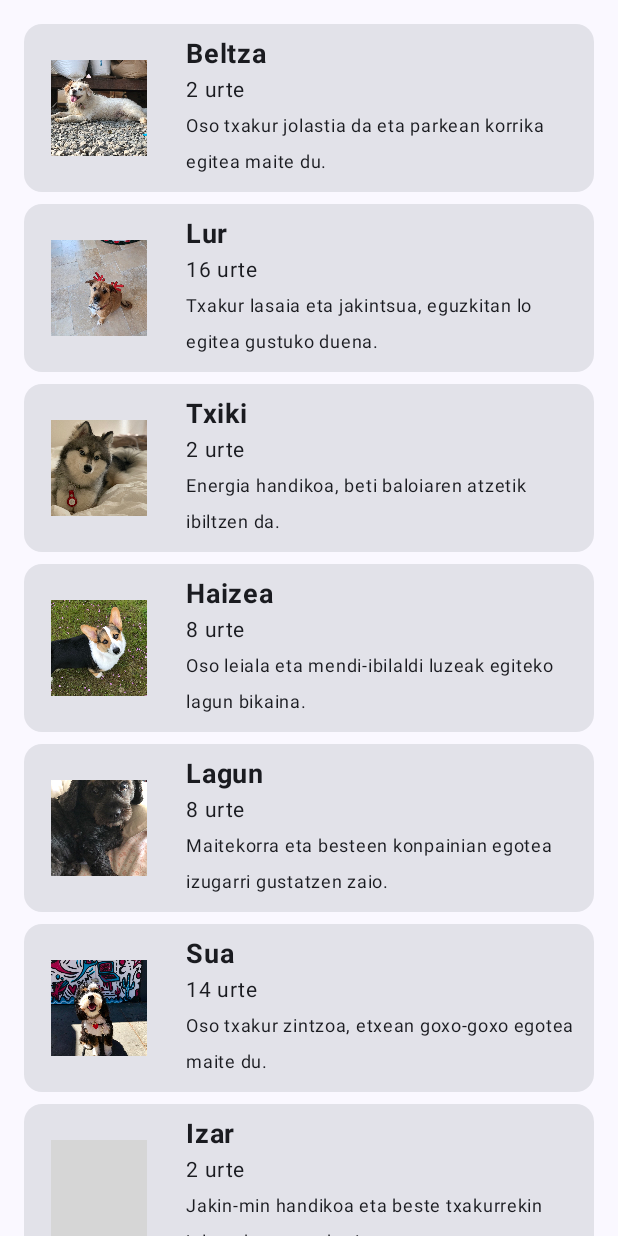
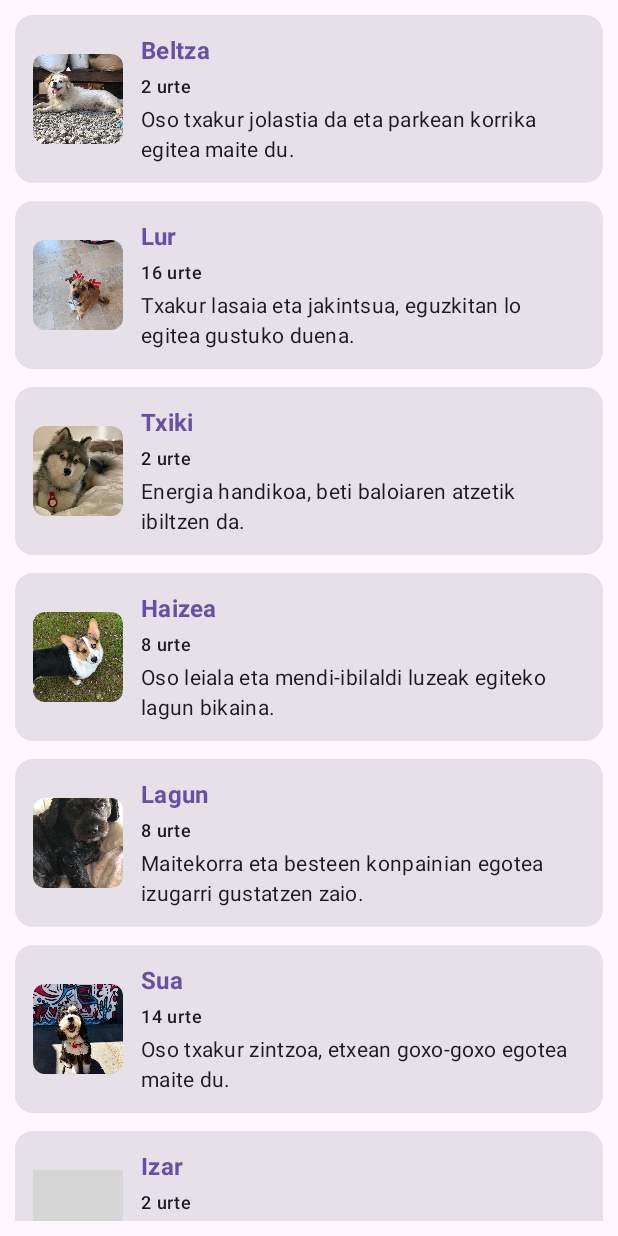
Before and after one commit to BAtutxa/8Ariketa, an Android app built with Jetpack Compose: the screen it shows after launch (MainActivity), on a phone screen of 412 x 824 dp. Run offline under Robolectric (Android 15) with nearby library versions, the phone set to English and light mode, and no system bars; grey boxes are pictures that could not be loaded.

Commit message:
Ariketa8v2-MiguelGarcia

```diff
--- a/app/build.gradle.kts
+++ b/app/build.gradle.kts
@@ -7,7 +7,9 @@ plugins {
 android {
     namespace = "com.example.a8ariketa"
     compileSdk {
-        version = release(37)
+        version = release(37) {
+            minorApiLevel = 1
+        }
     }
 
     defaultConfig {
--- a/app/src/main/assets/txakurrak.json
+++ b/app/src/main/assets/txakurrak.json
@@ -1,54 +1,45 @@
 [
   {
-    "irudia": "beltza",
     "izena": "Beltza",
     "adina": 2,
     "deskribapena": "Oso txakur jolastia da eta parkean korrika egitea maite du."
   },
   {
-    "irudia": "lur",
     "izena": "Lur",
     "adina": 16,
     "deskribapena": "Txakur lasaia eta jakintsua, eguzkitan lo egitea gustuko duena."
   },
   {
-    "irudia": "txiki",
     "izena": "Txiki",
     "adina": 2,
     "deskribapena": "Energia handikoa, beti baloiaren atzetik ibiltzen da."
   },
   {
-    "irudia": "haizea",
     "izena": "Haizea",
     "adina": 8,
     "deskribapena": "Oso leiala eta mendi-ibilaldi luzeak egiteko lagun bikaina."
   },
   {
-    "irudia": "lagun",
     "izena": "Lagun",
     "adina": 8,
     "deskribapena": "Maitekorra eta besteen konpainian egotea izugarri gustatzen zaio."
   },
   {
-    "irudia": "sua",
     "izena": "Sua",
     "adina": 14,
     "deskribapena": "Oso txakur zintzoa, etxean goxo-goxo egotea maite du."
   },
   {
-    "irudia": "izar",
     "izena": "Izar",
     "adina": 2,
     "deskribapena": "Jakin-min handikoa eta beste txakurrekin jolasteko gogoz beti."
   },
   {
-    "irudia": "mendia",
     "izena": "Mendia",
     "adina": 7,
     "deskribapena": "Izaera orekatua du eta igeri egitea asko gustatzen zaio."
   },
   {
-    "irudia": "argia",
     "izena": "Argia",
     "adina": 4,
     "deskribapena": "Azkarra, alaia eta edozein abenturatarako prest dagoena."
--- a/app/src/main/java/com/example/a8ariketa/MainActivity.kt
+++ b/app/src/main/java/com/example/a8ariketa/MainActivity.kt
@@ -1,26 +1,37 @@
 package com.example.a8ariketa
 
-import android.annotation.SuppressLint
 import android.os.Bundle
+import android.util.Log
 import androidx.activity.ComponentActivity
 import androidx.activity.compose.setContent
 import androidx.activity.enableEdgeToEdge
 import androidx.compose.foundation.Image
-import androidx.compose.foundation.layout.*
+import androidx.compose.foundation.layout.Arrangement
+import androidx.compose.foundation.layout.Column
+import androidx.compose.foundation.layout.Row
+import androidx.compose.foundation.layout.Spacer
+import androidx.compose.foundation.layout.fillMaxSize
+import androidx.compose.foundation.layout.fillMaxWidth
+import androidx.compose.foundation.layout.padding
+import androidx.compose.foundation.layout.size
+import androidx.compose.foundation.layout.width
 import androidx.compose.foundation.lazy.LazyColumn
 import androidx.compose.foundation.lazy.items
-import androidx.compose.material3.*
+import androidx.compose.material3.Card
+import androidx.compose.material3.MaterialTheme
+import androidx.compose.material3.Scaffold
+import androidx.compose.material3.Text
 import androidx.compose.runtime.Composable
 import androidx.compose.runtime.remember
 import androidx.compose.ui.Alignment
 import androidx.compose.ui.Modifier
+import androidx.compose.ui.draw.clip
 import androidx.compose.ui.layout.ContentScale
 import androidx.compose.ui.platform.LocalContext
 import androidx.compose.ui.res.painterResource
 import androidx.compose.ui.text.font.FontWeight
 import androidx.compose.ui.tooling.preview.Preview
 import androidx.compose.ui.unit.dp
-import androidx.compose.ui.unit.sp
 import com.example.a8ariketa.models.Datuak
 import com.example.a8ariketa.models.Txakurra
 import com.example.a8ariketa.ui.theme._8AriketaTheme
@@ -43,87 +54,117 @@ class MainActivity : ComponentActivity() {
 
 @Composable
 fun TxakurrakAPP(modifier: Modifier = Modifier) {
+    //le pasamos el contexto actual de la aplicacion Android. para que pueda acceder
+    //a los recursos internos de la app, como la carpeta assets donde esta el JSON
     val context = LocalContext.current
-    val txakurrakList = remember { Datuak(context, "txakurrak.json") }
+    //Usamos remember para guardar la lista ya convertida y que no se pierda
+    //metemos el resultado en la variable "txakurrak"
+    //llamamos a la funcion "datuakKargatu" para leer el archivo "txakurrak.json"
+    val txakurrak = remember { Datuak().datuakKargatu(context, "txakurrak.json") }
 
     LazyColumn(
-        modifier = modifier.fillMaxSize(),
-        contentPadding = PaddingValues(16.dp),
-        verticalArrangement = Arrangement.spacedBy(8.dp)
+        modifier = modifier
+            .fillMaxSize()
+            .padding(10.dp),
+        //deja una separacion fija de 12.dp entre cada tarjeta
+        verticalArrangement = Arrangement.spacedBy(12.dp)
     ) {
-        items(txakurrakList) { txakurra ->
-            TxakurraItem(txakurra = txakurra)
+        //recorreo cada uno de los elemntos de la lista "txakurrak"
+        //y en cada iteracion guarda el objeto actual en la variable temporal "txakurra"
+        items(txakurrak) { txakurra ->
+            //coge el nombre del perro y lo pone ne minusculas
+            when (txakurra.izena.lowercase()){
+                //compara ese nombre con los casos posibles
+                //cuando coincide lo guarda dentro de "txakurra.irudia"
+                "argia" -> txakurra.irudia = R.drawable.argia
+                "lur" -> txakurra.irudia = R.drawable.lur
+                "sua" -> txakurra.irudia = R.drawable.sua
+                "beltza" -> txakurra.irudia = R.drawable.beltza
+                "haizea" -> txakurra.irudia = R.drawable.haizea
+                "izar" -> txakurra.irudia = R.drawable.izar
+                "lagun" -> txakurra.irudia = R.drawable.lagun
+                "mendia" -> txakurra.irudia = R.drawable.mendia
+                "txiki" -> txakurra.irudia = R.drawable.txiki
+                else -> txakurra.irudia = R.drawable.argia
+            }
+            //Cuando el perro ya tiene su foto asignada, llama al composbale "TxakurraItem"
+            //pasandole el objeto completo para que dibuje la Card
+                TxakurraItem(txakurra)
         }
     }
 }
 
+//recibe el objeto "txakurra" con todos los datos del perro actual
 @Composable
 fun TxakurraItem(txakurra: Txakurra, modifier: Modifier = Modifier) {
-    Card(
-        modifier = modifier.fillMaxWidth()
-    ) {
+    //crea el contenedor visual tipo tarjeta
+    Card(modifier = modifier) {
+        //organiza los elementos interiores en horizontal
         Row(
             modifier = Modifier
-                .fillMaxWidth()
-                .padding(8.dp),
+                //hace que la fila ocupe todo el ancho
+                .fillMaxSize()
+                //deja un margen interior de 12.dp por los cuatro lados
+                .padding(12.dp),
+            //alinea verticalmente en el centro la foto repecto al bloque de texto
             verticalAlignment = Alignment.CenterVertically
         ) {
-            TxakurraIcon(irudia = txakurra.irudia)
-            Spacer(modifier = Modifier.width(16.dp))
-            TxakurraInformazioa(
-                izena = txakurra.izena,
-                adina = txakurra.adina,
-                deskribapena = txakurra.deskribapena
-            )
+            //dibuja la foto reodnda pasandole unicamente el ID numerico de la imagen
+            TxakurraIcon(txakurra.irudia)
+            //crear un hueco vacio horizontal para separar la foto del texto
+            Spacer(modifier = Modifier.width(12.dp))
+            //Dibujar la columna con los tres textos
+            TxakurraInformazioa(txakurra.izena, txakurra.adina, txakurra.deskribapena)
         }
     }
 }
 
+//recibe un solo parametro (el numero entero que identifica la imagen dentro de "res/drawable")
 @Composable
-fun TxakurraIcon(irudia: String, modifier: Modifier = Modifier) {
-    val irudiaRes = when (irudia.lowercase()) {
-        "beltza", "beltza.jpg" -> R.drawable.beltza
-        "lur", "lur.jpg" -> R.drawable.lur
-        "txiki", "txiki.jpg" -> R.drawable.txiki
-        "haizea", "haizea.jpg" -> R.drawable.haizea
-        "lagun", "lagun.jpg" -> R.drawable.lagun
-        "sua", "sua.jpg" -> R.drawable.sua
-        "izar", "izar.jpg" -> R.drawable.izar
-        "mendia", "mendia.jpg" -> R.drawable.mendia
-        "argia", "argia.jpg" -> R.drawable.argia
-        else -> R.drawable.ic_launcher_foreground
-    }
-
+fun TxakurraIcon(irudia: Int) {
     Image(
-        painter = painterResource(id = irudiaRes),
-        contentDescription = irudia,
+        //busca el ID en la carpeta drawable y lo convierte en un recurso visual listo
+        painter = painterResource(irudia),
+        contentDescription = null,
+        //para escalar la imagen manteniendo su proporción para llenar todo el espacio y recorta lo que sobre
         contentScale = ContentScale.Crop,
-        modifier = modifier
-            .padding(10.dp)
-            .size(64.dp)
+        //fija el tamaño de la imagen a un recuadro 60x60
+        modifier = Modifier
+            .size(60.dp)
+            //recorta las esquinas de ese cuadrado eplicando la forma small definida en el archivo Shape.kt
+            .clip(MaterialTheme.shapes.small)
     )
 }
 
+
+//recibe los tres datos de texto que necesita pintar en pantalla
 @Composable
-fun TxakurraInformazioa(
-    izena: String,
-    adina: Int,
-    deskribapena: String,
-    modifier: Modifier = Modifier
-) {
-    Column(modifier = modifier) {
+fun TxakurraInformazioa(izena: String, adina: Int, deskribapena: String) {
+    //apila los tres elementos text en vertical y deja una separacion de 4.dp
+    Column(
+        verticalArrangement = Arrangement.spacedBy(4.dp)
+    ) {
         Text(
+            //mostrar el nombre del perro
             text = izena,
-            fontSize = 18.sp,
-            fontWeight = FontWeight.Bold
+            //usar el estilo de titulo mediano definido en Type.kt
+            style = MaterialTheme.typography.titleMedium,
+            //ponerlo en negrita
+            fontWeight = FontWeight.Bold,
+            //aplicar el color principal de la paleta definido en Color.kt y Theme.kt
+            color = MaterialTheme.colorScheme.primary
         )
         Text(
+            //juntamos el numero de la variable adina con la palabra "urte"
             text = "$adina urte",
-            fontSize = 14.sp
+            //aplicar un tamañode letra mediano
+            style = MaterialTheme.typography.labelMedium
         )
         Text(
+            //mostrar la descripcion del perro
             text = deskribapena,
-            fontSize = 12.sp
+            //usar el estilo estandar de texto de lectura del tema
+            style = MaterialTheme.typography.bodyMedium
         )
     }
 }
@@ -132,13 +173,6 @@ fun TxakurraInformazioa(
 @Composable
 fun TxakurraPreview() {
     _8AriketaTheme {
-        TxakurraItem(
-            txakurra = Txakurra(
-                izena = "Beltza",
-                adina = 2,
-                irudia = "beltza",
-                deskribapena = "Txakur alaia"
-            )
-        )
+        TxakurrakAPP()
     }
 }
--- a/app/src/main/java/com/example/a8ariketa/models/Datuak.kt
+++ b/app/src/main/java/com/example/a8ariketa/models/Datuak.kt
@@ -4,7 +4,9 @@ import android.content.Context
 import android.util.Log
 import kotlinx.serialization.json.Json
 
-fun Datuak(context: Context, fitx: String): List<Txakurra> {
+class Datuak {
+    //Leemos el JSON y hacemos la comversion a una List<Txakurra>
+    fun datuakKargatu(context: Context, fitx: String): List<Txakurra> {
         return try {
             val jsonString = context.assets.open(fitx)
                 .bufferedReader()
@@ -19,3 +21,4 @@ fun Datuak(context: Context, fitx: String): List<Txakurra> {
             emptyList()
         }
     }
+}
--- a/app/src/main/java/com/example/a8ariketa/models/Txakurra.kt
+++ b/app/src/main/java/com/example/a8ariketa/models/Txakurra.kt
@@ -4,8 +4,8 @@ import kotlinx.serialization.Serializable
 
 @Serializable
 data class Txakurra(
-    val irudia: String,
-    val izena: String,
-    val adina: Int,
-    val deskribapena: String
+    var irudia: Int = 0,
+    var izena: String = "",
+    var adina: Int = 0,
+    var deskribapena: String = ""
 )
--- a/app/src/main/java/com/example/a8ariketa/ui/theme/Theme.kt
+++ b/app/src/main/java/com/example/a8ariketa/ui/theme/Theme.kt
@@ -259,7 +259,7 @@ val unspecified_scheme = ColorFamily(
 fun _8AriketaTheme(
     darkTheme: Boolean = isSystemInDarkTheme(),
     // Dynamic color is available on Android 12+
-    dynamicColor: Boolean = true,
+    dynamicColor: Boolean = false,
     content: @Composable() () -> Unit
 ) {
     val colorScheme = when {
--- a/gradle.properties
+++ b/gradle.properties
@@ -17,3 +17,4 @@ org.gradle.jvmargs=-Xmx2048m -Dfile.encoding=UTF-8
 org.gradle.configuration-cache=true
 # Kotlin code style for this project: "official" or "obsolete":
 kotlin.code.style=official
+android.r8.gradual.support=true
```
Lines whose indentation alone changed are shown as unchanged.
